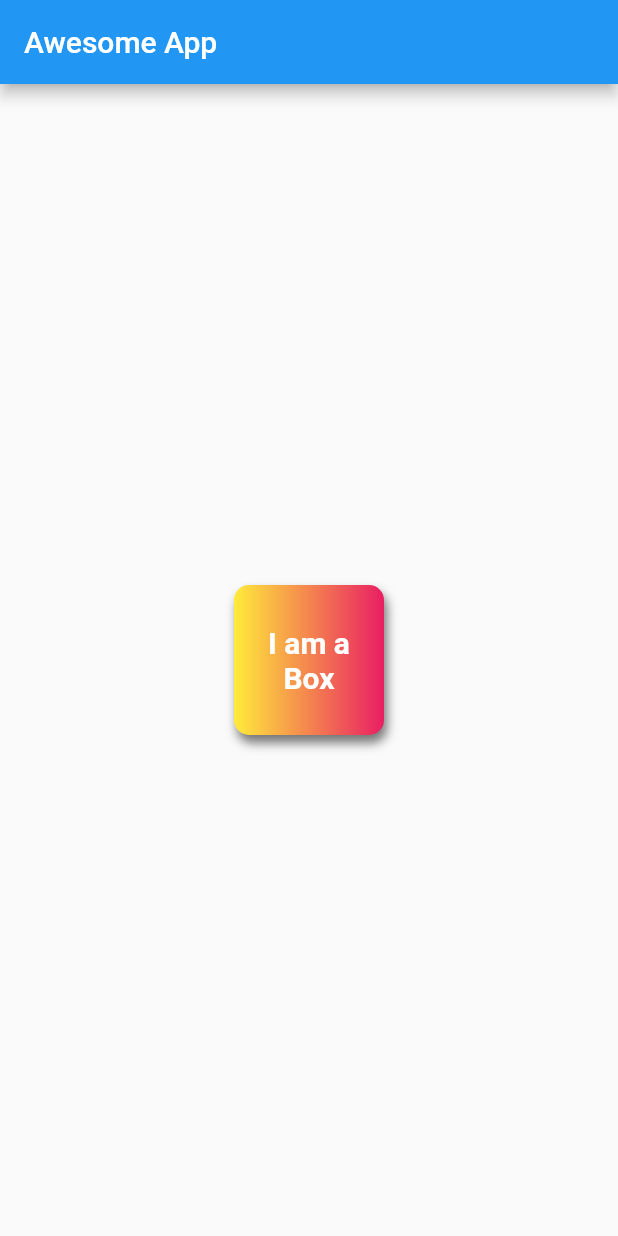
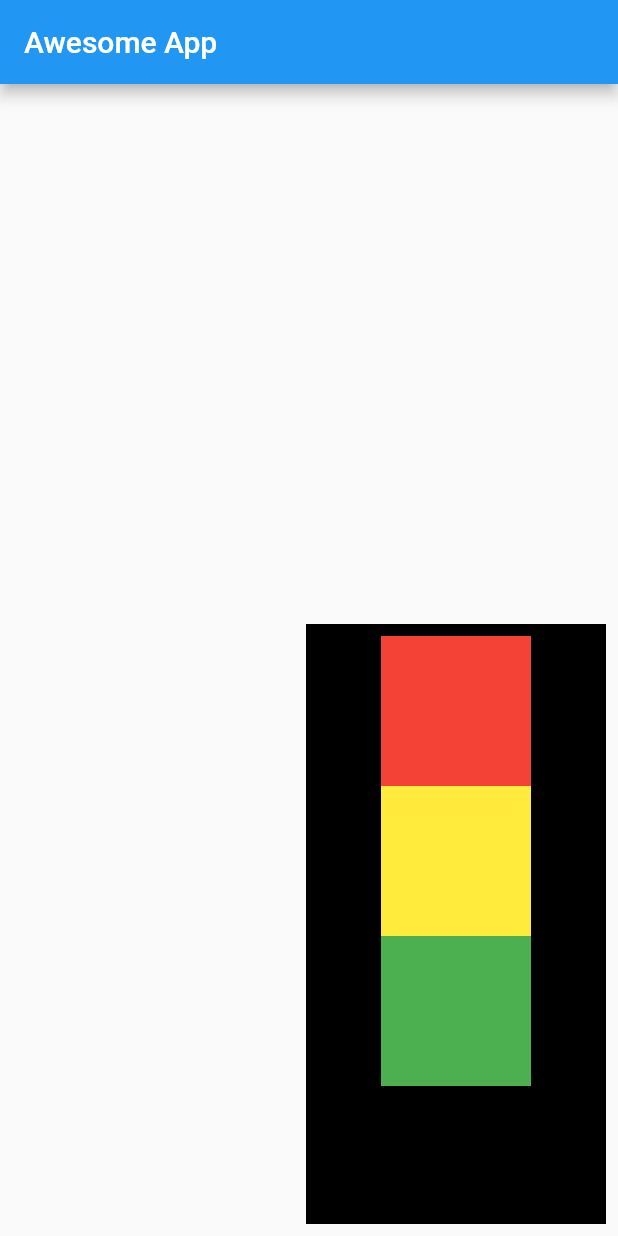
Before and after one commit to anubhavbagri/FlutterEssentials, a Flutter app: the screen it shows after launch, on a phone screen of 412 x 824 dp. Run offline on Flutter 3.47's test engine with Material 2 defaults, Android fonts, the light colour scheme and no system bars.

Commit message:
completed ch3

```diff
--- a/lib/main.dart
+++ b/lib/main.dart
@@ -16,35 +16,54 @@
       appBar: AppBar(
         title: Text("Awesome App"),
       ),
-      body: Center(
+      // body: Column(
+      body: Padding(
+        padding: const EdgeInsets.all(8.0),
+        child: Align(
+          // alignment: Alignment.centerLeft,
+          // alignment: Alignment.centerRight,
+          alignment: Alignment.bottomRight,
           child: Container(
+            color: Colors.black,
+            // width: MediaQuery.of(context).size.width,
+            width: 200,
+            // height: MediaQuery.of(context).size.height,
+            height: 400,
+            // child: Row(
+            child: Padding(
+              padding: const EdgeInsets.all(8.0),
+              child: Column(
+                // mainAxisAlignment: MainAxisAlignment.center,
+                mainAxisAlignment: MainAxisAlignment.start,
+                // mainAxisAlignment: MainAxisAlignment.end,
+                // mainAxisAlignment: MainAxisAlignment.spaceBetween,
+                // mainAxisAlignment: MainAxisAlignment.spaceAround,
+                // mainAxisAlignment: MainAxisAlignment.spaceEvenly,
+                // crossAxisAlignment: CrossAxisAlignment.start,
+                // crossAxisAlignment: CrossAxisAlignment.end,
+                crossAxisAlignment: CrossAxisAlignment.center,
+                // crossAxisAlignment: CrossAxisAlignment.stretch,
+                children: [
+                  Container(
                     padding: const EdgeInsets.all(8),
-          // margin: const EdgeInsets.all(8),
-          // alignment: Alignment.bottomLeft,
-          alignment: Alignment.center,
-          // color: Colors.greenAccent, : will throw error if we use decoration simultaneously
                     width: 100,
                     height: 100,
-          decoration: BoxDecoration(
-            // shape: BoxShape.circle,
-            borderRadius: BorderRadius.circular(10),
-            boxShadow: [
-              BoxShadow(
-                  color: Colors.grey[600],
-                  blurRadius: 5,
-                  // spreadRadius: 10
-                  offset: Offset(2.0, 5.0))
+                    color: Colors.red,
+                  ),
+                  Container(
+                    padding: const EdgeInsets.all(8),
+                    width: 100,
+                    height: 100,
+                    color: Colors.yellow,
+                  ),
+                  Container(
+                    padding: const EdgeInsets.all(8),
+                    width: 100,
+                    height: 100,
+                    color: Colors.green,
+                  )
                 ],
-            color: Colors.amberAccent,
-            gradient: LinearGradient(colors: [Colors.yellow, Colors.pink]),
               ),
-          child: Text(
-            "I am a Box",
-            textAlign: TextAlign.center,
-            style: TextStyle(
-              color: Colors.white,
-              fontWeight: FontWeight.bold,
-              fontSize: 20,
             ),
           ),
         ),
@@ -52,8 +71,3 @@
     );
   }
 }
-
-// return Container(
-//       color: Colors.blue,
-//       child: Text("Hi Flutter"),
-//     );
```
Lines whose indentation alone changed are shown as unchanged.
